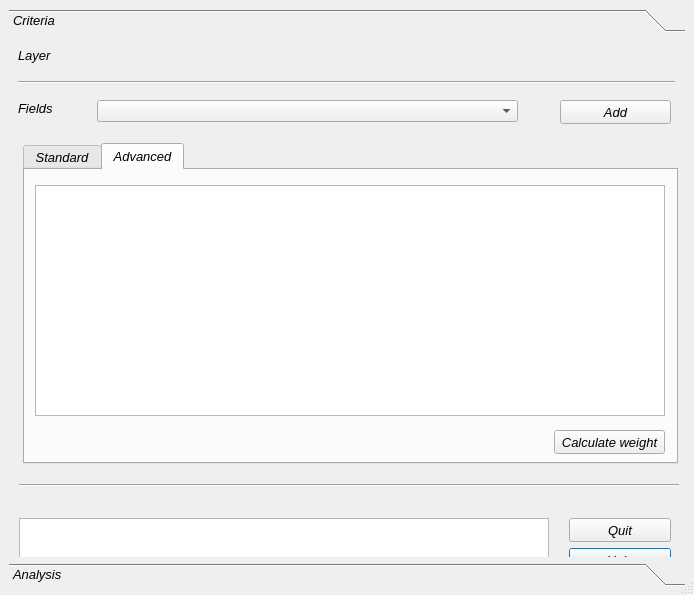
This is geoElectre.ui in gmassei/VectorMCDA as Qt 5 draws it before an edit. The edited form follows.
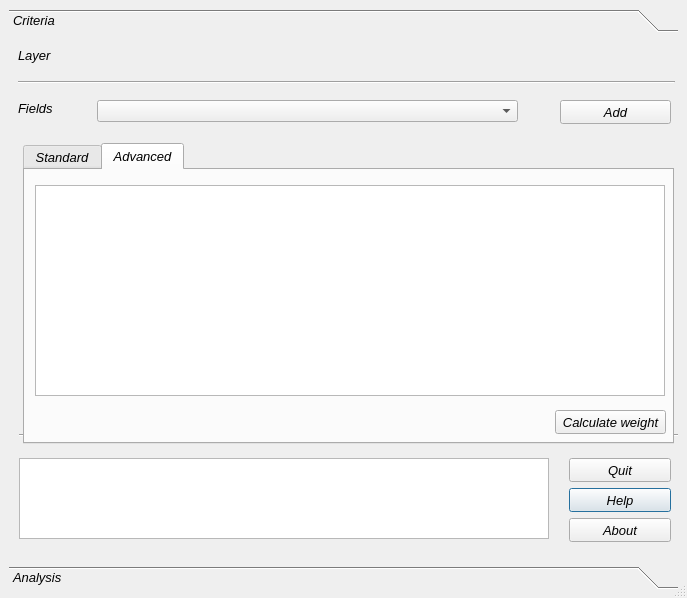
This is the edited form. The open tabs and pages were chosen to show the change.

```diff
--- a/geoElectre.ui
+++ b/geoElectre.ui
@@ -9,8 +9,8 @@
    <rect>
     <x>0</x>
     <y>0</y>
-    <width>694</width>
-    <height>595</height>
+    <width>687</width>
+    <height>598</height>
    </rect>
   </property>
   <property name="maximumSize">
@@ -75,8 +75,8 @@
        <rect>
         <x>0</x>
         <y>0</y>
-        <width>676</width>
-        <height>517</height>
+        <width>669</width>
+        <height>520</height>
        </rect>
       </property>
       <attribute name="label">
@@ -137,7 +137,7 @@
        <property name="geometry">
         <rect>
          <x>10</x>
-         <y>480</y>
+         <y>420</y>
          <width>530</width>
          <height>81</height>
         </rect>
@@ -166,7 +166,7 @@
        <property name="geometry">
         <rect>
          <x>560</x>
-         <y>510</y>
+         <y>450</y>
          <width>102</width>
          <height>24</height>
         </rect>
@@ -204,7 +204,7 @@
        <property name="geometry">
         <rect>
          <x>10</x>
-         <y>440</y>
+         <y>390</y>
          <width>660</width>
          <height>15</height>
         </rect>
@@ -218,8 +218,8 @@
         <rect>
          <x>14</x>
          <y>105</y>
-         <width>655</width>
-         <height>321</height>
+         <width>651</width>
+         <height>301</height>
         </rect>
        </property>
        <property name="currentIndex">
@@ -315,8 +315,8 @@
         <widget class="QPushButton" name="EnvCalculateBtn">
          <property name="geometry">
           <rect>
-           <x>529</x>
-           <y>260</y>
+           <x>530</x>
+           <y>240</y>
            <width>111</width>
            <height>24</height>
           </rect>
@@ -346,7 +346,7 @@
            <x>10</x>
            <y>15</y>
            <width>630</width>
-           <height>231</height>
+           <height>211</height>
           </rect>
          </property>
          <property name="sizePolicy">
@@ -390,7 +390,7 @@
        <property name="geometry">
         <rect>
          <x>560</x>
-         <y>540</y>
+         <y>480</y>
          <width>102</width>
          <height>24</height>
         </rect>
@@ -415,7 +415,7 @@
        <property name="geometry">
         <rect>
          <x>560</x>
-         <y>480</y>
+         <y>420</y>
          <width>102</width>
          <height>24</height>
         </rect>
```
Left out of the diff: 8 changed lines with no effect on the pictures.
